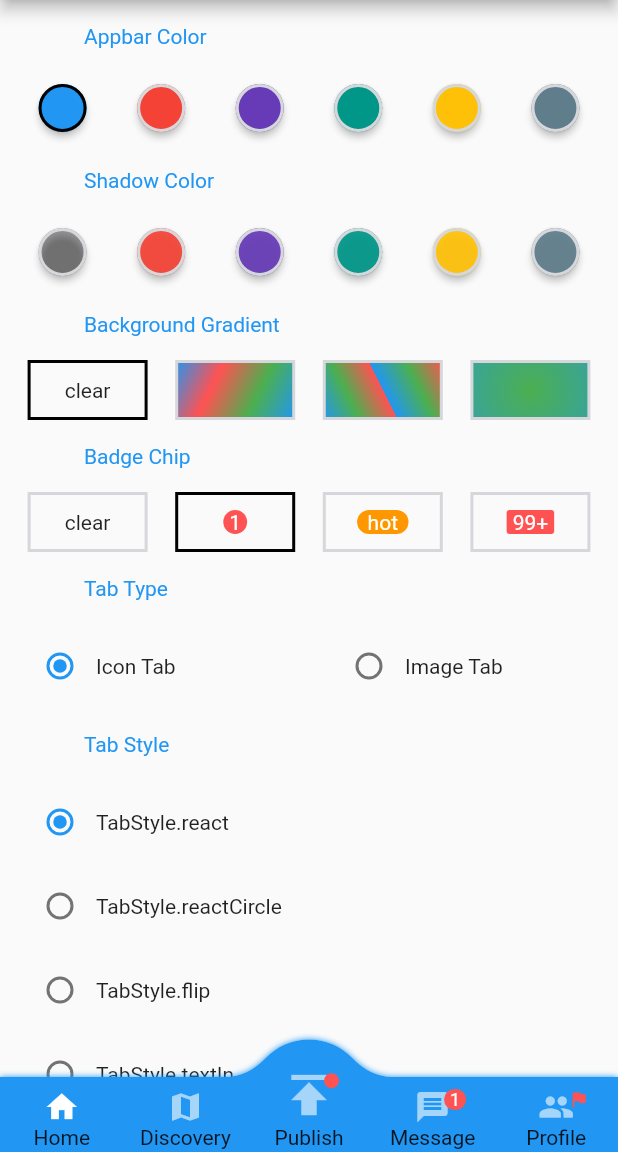
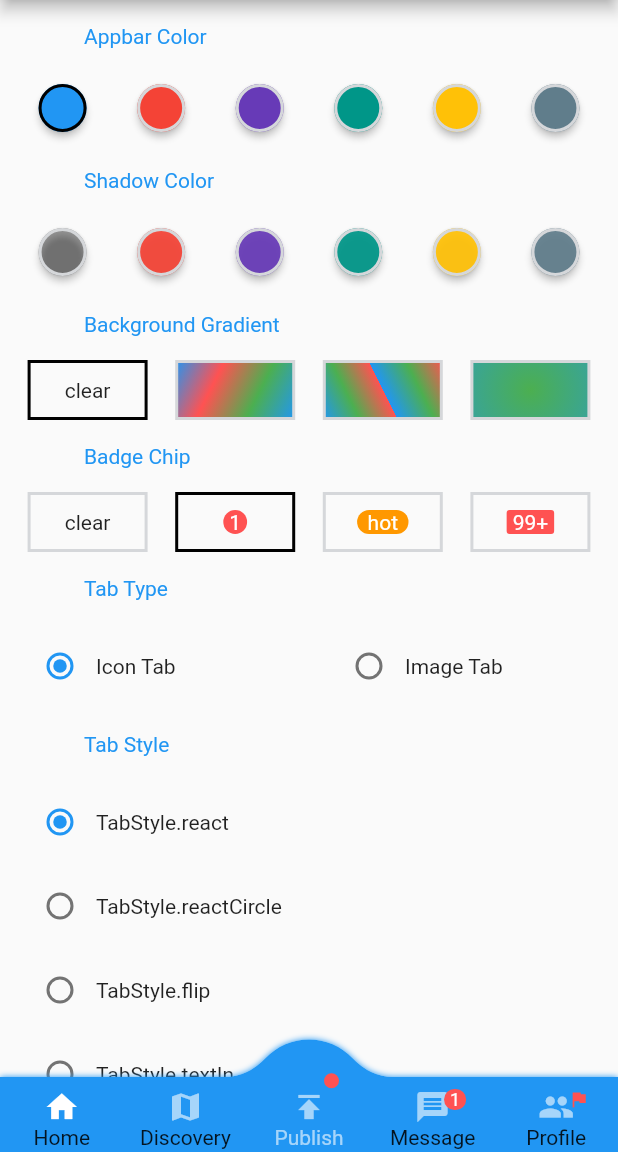
Before and after one commit to baotran8810/convex_bottom_bar_custom, a Flutter app: the DefaultAppBarDemo screen opened by its route, after a tap on an icon or button, on a phone screen of 412 x 824 dp, the part 84-1236 px from its top. Run offline on Flutter 3.47's test engine with Material 2 defaults, Android fonts, the phone set to English and light mode, and no system bars.

Commit message:
update center icon size

```diff
--- a/example/lib/main.dart
+++ b/example/lib/main.dart
@@ -54,6 +54,7 @@ class HelloConvexAppBar extends StatelessWidget {
         onPressed: () => Navigator.of(context).pushNamed('/bar'),
       )),
       bottomNavigationBar: ConvexAppBar(
+        centerSize: 50,
         style: TabStyle.fixed,
         textStyle: TextStyle(fontSize: 10),
         items: [
--- a/lib/src/bar.dart
+++ b/lib/src/bar.dart
@@ -205,18 +205,22 @@ class ConvexAppBar extends StatefulWidget {
     double? elevation,
     double? cornerRadius,
     TabStyle? style,
+    int? centerSize,
     Curve? curve,
     TextStyle? textStyle,
     ChipBuilder? chipBuilder,
   }) : this.builder(
           key: key,
-          itemBuilder: supportedStyle(style ?? TabStyle.reactCircle,
-              items: items,
-              color: color ?? Colors.white60,
-              activeColor: activeColor ?? Colors.white,
-              backgroundColor: backgroundColor ?? Colors.blue,
-              curve: curve ?? Curves.easeInOut,
-              textStyle: textStyle ?? TextStyle()),
+          itemBuilder: supportedStyle(
+            style ?? TabStyle.reactCircle,
+            items: items,
+            color: color ?? Colors.white60,
+            activeColor: activeColor ?? Colors.white,
+            backgroundColor: backgroundColor ?? Colors.blue,
+            curve: curve ?? Curves.easeInOut,
+            textStyle: textStyle ?? TextStyle(),
+            centerSize: centerSize,
+          ),
           onTap: onTap,
           onTapNotify: onTabNotify,
           controller: controller,
--- a/lib/src/style/fixed_tab_style.dart
+++ b/lib/src/style/fixed_tab_style.dart
@@ -27,6 +27,8 @@ class FixedTabStyle extends InnerBuilder {
 
   final TextStyle textStyle;
 
+  int? centerSize;
+
   /// Create style builder.
   FixedTabStyle({
     required List<TabItem> items,
@@ -34,6 +36,7 @@ class FixedTabStyle extends InnerBuilder {
     required Color color,
     required this.convexIndex,
     required this.textStyle,
+    this.centerSize,
   }) : super(items: items, activeColor: activeColor, color: color);
 
   @override
@@ -41,7 +44,7 @@ class FixedTabStyle extends InnerBuilder {
     var c = active ? activeColor : color;
     var style = ofStyle(context);
     var item = items[index];
-
+    print(centerSize);
     if (index == convexIndex) {
       var item = items[convexIndex];
       return Container(
@@ -52,9 +55,9 @@ class FixedTabStyle extends InnerBuilder {
             BlendImageIcon(
               active ? item.activeIcon ?? item.icon : item.icon,
               color: item.blend ? (c) : null,
-              size: style.activeIconSize,
+              size: centerSize?.toDouble(),
             ),
-            Text(item.title ?? '', style: textStyle)
+            Text(item.title ?? '', style: textStyle.copyWith(color: c))
           ],
         ),
       );
--- a/lib/src/style/styles.dart
+++ b/lib/src/style/styles.dart
@@ -30,6 +30,7 @@ DelegateBuilder supportedStyle(
   required Color backgroundColor,
   required Curve curve,
   required TextStyle textStyle,
+  int? centerSize,
 }) {
   assert(items.isNotEmpty, 'items should not be empty');
   assert(
@@ -41,6 +42,7 @@ DelegateBuilder supportedStyle(
   switch (style) {
     case TabStyle.fixed:
       builder = FixedTabStyle(
+        centerSize: centerSize,
         items: items,
         color: color,
         activeColor: activeColor,
```
